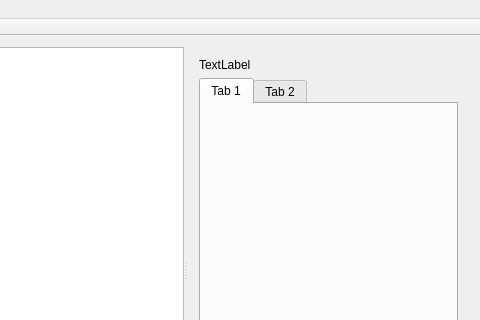
Above: mainwindow.ui from mugiseyebrows/mugi-query before the change; both pictures show x 309 to 789 and y 0 to 320 of the 789 by 526 pixel window. Below: the same form after it.
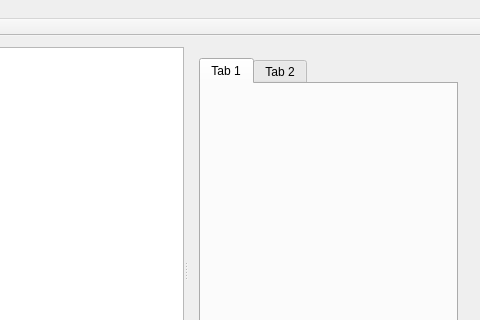
That is the form after the change.

What changed in the file:
```diff
--- a/mainwindow.ui
+++ b/mainwindow.ui
@@ -27,13 +27,6 @@
       </widget>
       <widget class="QWidget" name="layoutWidget">
        <layout class="QVBoxLayout" name="verticalLayout">
-        <item>
-         <widget class="QLabel" name="current">
-          <property name="text">
-           <string>TextLabel</string>
-          </property>
-         </widget>
-        </item>
         <item>
          <widget class="QTabWidget" name="sessionTabs">
           <property name="currentIndex">
```
